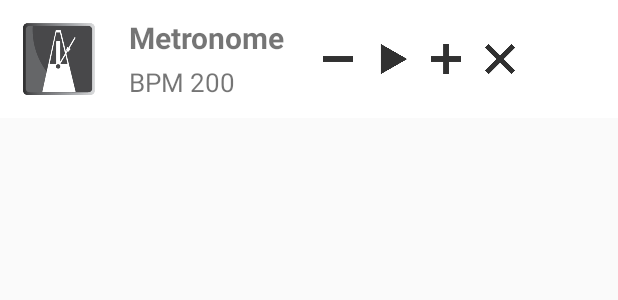
After one commit to gerosyab/Guitaroid, an Android app: the layout notification_metronome.xml on its own in the app's theme, with its tools: preview values and no code run, on a phone screen of 412 x 824 dp. The commit adds this screen. Shown: the top 300 px of the screen. Run offline under Robolectric (Android 15) with nearby library versions, the phone set to English and light mode, and no system bars.

Commit message:
Initial Commit

```diff
--- a/app/src/main/java/net/gerosyab/guitaroid/activity/MainActivity.java
+++ b/app/src/main/java/net/gerosyab/guitaroid/activity/MainActivity.java
@@ -1,5 +1,6 @@
 package net.gerosyab.guitaroid.activity;
 
+import android.content.Intent;
 import android.support.v7.app.AppCompatActivity;
 import android.os.Bundle;
 import android.view.View;
@@ -24,7 +25,8 @@ public class MainActivity extends AppCompatActivity {
         imageButton1.setOnClickListener(new View.OnClickListener() {
             @Override
             public void onClick(View view) {
-
+                Intent intent = new Intent(getApplicationContext(), MetronomeActivity.class);
+                startActivity(intent);
             }
         });
 
--- /dev/null
+++ b/app/src/main/res/layout/notification_metronome.xml
@@ -0,0 +1,94 @@
+<?xml version="1.0" encoding="utf-8"?>
+<LinearLayout xmlns:android="http://schemas.android.com/apk/res/android"
+    android:layout_width="match_parent"
+    android:layout_height="wrap_content"
+    android:background="@android:color/background_light"
+    android:orientation="horizontal">
+
+    <ImageView
+        android:id="@+id/notification_metronome_icon"
+        android:layout_width="@android:dimen/app_icon_size"
+        android:layout_height="@android:dimen/app_icon_size"
+        android:layout_margin="15dp"
+        android:layout_gravity="center"
+        android:scaleType="centerInside"
+        android:src="@drawable/metronome_icon_default"
+        android:visibility="visible" />
+
+    <LinearLayout
+        android:layout_width="match_parent"
+        android:layout_height="match_parent"
+        android:orientation="horizontal">
+
+        <LinearLayout
+            android:layout_width="wrap_content"
+            android:layout_height="wrap_content"
+            android:layout_gravity="center"
+            android:layout_marginLeft="5dp"
+            android:layout_marginRight="10dp"
+            android:orientation="vertical">
+
+            <TextView
+                android:layout_width="wrap_content"
+                android:layout_height="wrap_content"
+                android:padding="2dp"
+                android:text="Metronome"
+                android:textSize="20sp"
+                android:textStyle="bold" />
+
+            <TextView
+                android:id="@+id/notification_metronome_bpm_text"
+                android:layout_width="wrap_content"
+                android:layout_height="wrap_content"
+                android:padding="2dp"
+                android:text="BPM 200"
+                android:textSize="17sp"
+                android:textStyle="normal" />
+        </LinearLayout>
+
+        <LinearLayout
+            android:layout_width="0dp"
+            android:layout_height="wrap_content"
+            android:layout_gravity="center_vertical|right"
+            android:layout_marginLeft="5dp"
+            android:layout_marginRight="10dp"
+            android:layout_weight="1"
+            android:orientation="horizontal">
+        <ImageView
+            android:id="@+id/notification_metronome_minus_btn_img"
+            android:layout_width="25dp"
+            android:layout_height="25dp"
+            android:layout_gravity="center"
+            android:layout_margin="5dp"
+            android:scaleType="centerInside"
+            android:src="@drawable/minus_icon" />
+
+        <ImageView
+            android:id="@+id/notification_metronome_play_pause_btn_img"
+            android:layout_width="25dp"
+            android:layout_height="25dp"
+            android:layout_gravity="center"
+            android:layout_margin="5dp"
+            android:scaleType="centerInside"
+            android:src="@drawable/play_icon" />
+
+        <ImageView
+            android:id="@+id/notification_metronome_plus_btn_img"
+            android:layout_width="25dp"
+            android:layout_height="25dp"
+            android:layout_gravity="center"
+            android:layout_margin="5dp"
+            android:scaleType="centerInside"
+            android:src="@drawable/plus_icon" />
+
+        <ImageView
+            android:id="@+id/notification_metronome_close_btn_img"
+            android:layout_width="25dp"
+            android:layout_height="25dp"
+            android:layout_gravity="center"
+            android:layout_margin="5dp"
+            android:scaleType="centerInside"
+            android:src="@drawable/close_icon" />
+</LinearLayout>
+    </LinearLayout>
+</LinearLayout>
--- a/app/src/main/res/values/strings.xml
+++ b/app/src/main/res/values/strings.xml
@@ -1,3 +1,6 @@
 <resources>
     <string name="app_name">Guitaroid</string>
+    <string name="notification_title">notification title</string>
+    <string name="notification_message">notification message</string>
+    <string name="ticker_text">ticker</string>
 </resources>
```
Also changed, not shown: app/src/main/AndroidManifest.xml (+14 -3 lines), app/src/main/java/net/gerosyab/guitaroid/Constants.java (added, +29 -0 lines), app/src/main/java/net/gerosyab/guitaroid/activity/MetronomeActivity.java (+68 -1 lines), app/src/main/java/net/gerosyab/guitaroid/service/MetronomeService.java (added, +176 -0 lines), app/src/main/res/layout/activity_metronome.xml (+15 -9 lines), app/src/main/res/drawable/close_icon.png (added), app/src/main/res/drawable/down_icon.png (added), app/src/main/res/drawable/minus_icon.png (added), app/src/main/res/drawable/next_icon.png (added), app/src/main/res/drawable/pause_icon.png (added), app/src/main/res/drawable/play_icon.png (added), app/src/main/res/drawable/play_icon2.png (added), app/src/main/res/drawable/plus_icon.png (added), app/src/main/res/drawable/prev_icon.png (added), 2 more files.
